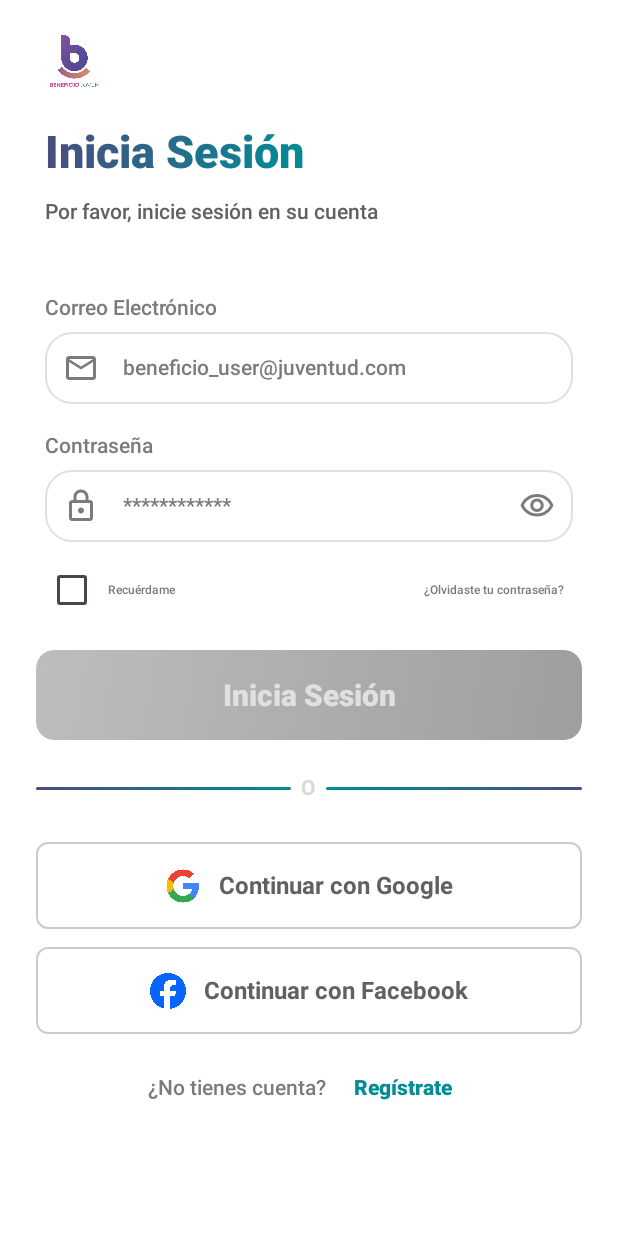
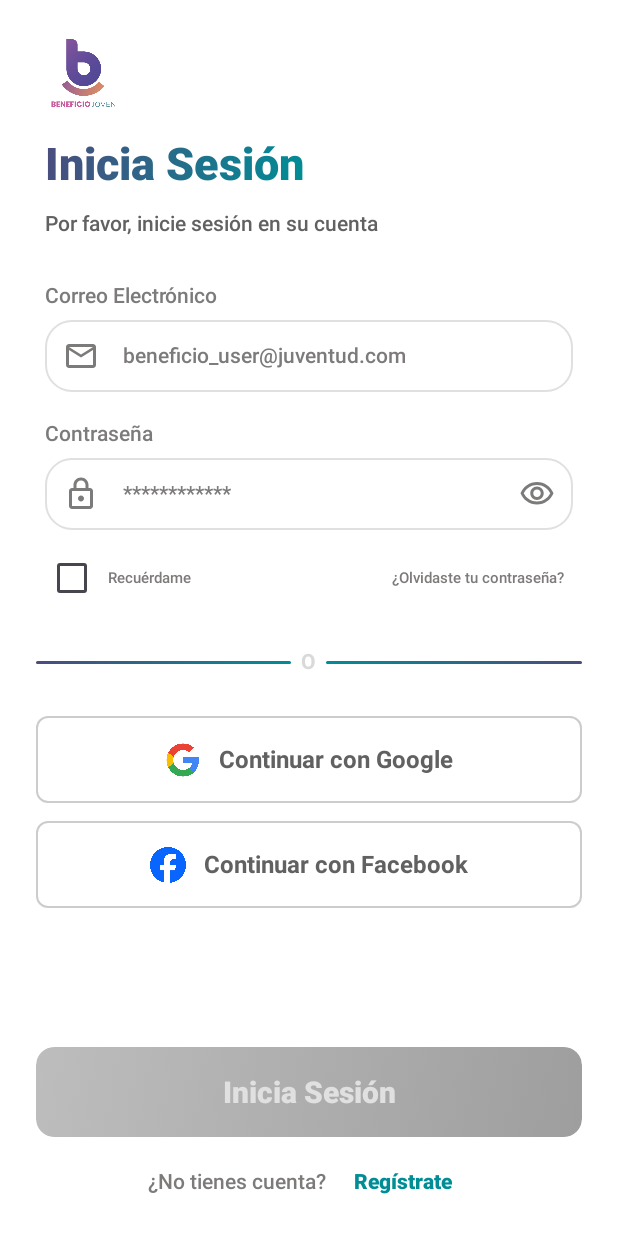
Before and after one commit to A01800593CEM/Beneficio_Juventud, an Android app built with Jetpack Compose: the @Preview function PreviewLogin, on a phone screen of 412 x 824 dp. Shown: the top 1233 px of the screen. Run offline under Robolectric (Android 15) with nearby library versions, the phone set to English and light mode, and no system bars; libraries missing offline, so code that uses them is left out: com.amplifyframework, com.amplifyframework.auth, com.amplifyframework.core; Roboto replaces fonts that are not available here; 1 statement that could not run was skipped.

Commit message:
Login reverted

```diff
--- a/app/src/main/java/mx/itesm/beneficiojuventud/view/Login.kt
+++ b/app/src/main/java/mx/itesm/beneficiojuventud/view/Login.kt
@@ -32,6 +32,12 @@ import mx.itesm.beneficiojuventud.ui.theme.BeneficioJuventudTheme
 import mx.itesm.beneficiojuventud.utils.dismissKeyboardOnTap
 import mx.itesm.beneficiojuventud.viewmodel.AuthViewModel
 
+/**
+ * Pantalla de inicio de sesión con email y contraseña.
+ * @param nav Controlador de navegación.
+ * @param modifier Modificador de diseño opcional.
+ * @param authViewModel ViewModel que gestiona el proceso de autenticación.
+ */
 @Composable
 fun Login(
     nav: NavHostController,
@@ -60,7 +66,7 @@ fun Login(
         }
     }
 
-    // Desplaza el campo enfocado para que no lo tape el teclado
+    /** Envuelve un campo y lo desplaza al recibir foco para evitar ocultarlo con el teclado. */
     @Composable
     fun FocusBringIntoView(
         delayMs: Long = 140,
@@ -83,37 +89,93 @@ fun Login(
     }
 
     Scaffold(
-        contentWindowInsets = WindowInsets(0, 0, 0, 0), // control total de insets
-        topBar = { LoginHeader() } // Header fijo (logo + títulos)
+        contentWindowInsets = WindowInsets(0, 0, 0, 0),
+        bottomBar = {
+            Column(
+                modifier = Modifier
+                    .fillMaxWidth()
+                    .windowInsetsPadding(WindowInsets.navigationBars)
+                    .windowInsetsPadding(WindowInsets.ime)
+                    .padding(horizontal = 24.dp, vertical = 8.dp)
+            ) {
+                MainButton(
+                    text = if (authState.isLoading) "Iniciando sesión..." else "Inicia Sesión",
+                    enabled = !authState.isLoading && email.isNotEmpty() && password.isNotEmpty(),
+                    modifier = Modifier.fillMaxWidth()
+                ) {
+                    showError = false
+                    authViewModel.signIn(email, password)
+                }
+                Row(
+                    modifier = Modifier
+                        .fillMaxWidth()
+                        .padding(top = 6.dp, bottom = 4.dp),
+                    horizontalArrangement = Arrangement.Center,
+                    verticalAlignment = Alignment.CenterVertically
+                ) {
+                    Text(
+                        "¿No tienes cuenta?  ",
+                        style = TextStyle(fontSize = 14.sp, fontWeight = FontWeight.SemiBold, color = Color(0xFF7D7A7A))
+                    )
+                    TextButton(onClick = { nav.navigate(Screens.Register.route) }) {
+                        Text(
+                            "Regístrate",
+                            style = TextStyle(fontSize = 14.sp, fontWeight = FontWeight.ExtraBold, color = Color(0xFF008D96))
+                        )
+                    }
+                }
+            }
+        }
     ) { innerPadding ->
         Box(
             modifier = modifier
                 .fillMaxSize()
                 .padding(innerPadding)
+                .consumeWindowInsets(innerPadding)
                 .dismissKeyboardOnTap()
-                // Ajusta el contenido cuando aparece el teclado y respeta barras del sistema
-                .windowInsetsPadding(WindowInsets.ime)
-                .windowInsetsPadding(WindowInsets.navigationBars)
         ) {
             LazyColumn(
-                userScrollEnabled = true,
+                userScrollEnabled = false,
                 modifier = Modifier
                     .fillMaxSize()
                     .padding(horizontal = 24.dp, vertical = 24.dp),
-                contentPadding = PaddingValues(bottom = 24.dp),
+                contentPadding = PaddingValues(0.dp),
                 verticalArrangement = Arrangement.spacedBy(0.dp),
                 horizontalAlignment = Alignment.Start
             ) {
-                // -------- Formulario ----------
+                item {
+                    Box(modifier = Modifier.padding(horizontal = 6.dp)) {
+                        Image(
+                            painter = painterResource(id = R.drawable.logo_beneficio_joven),
+                            contentDescription = null,
+                            modifier = Modifier.size(50.dp)
+                        )
+                    }
+                }
+                item {
+                    Text(
+                        "Inicia Sesión",
+                        style = TextStyle(
+                            brush = Brush.linearGradient(listOf(Color(0xFF4B4C7E), Color(0xFF008D96))),
+                            fontSize = 30.sp,
+                            fontWeight = FontWeight.Black
+                        ),
+                        modifier = Modifier.padding(top = 18.dp, start = 6.dp, end = 6.dp, bottom = 14.dp)
+                    )
+                }
+                item {
+                    Text(
+                        "Por favor, inicie sesión en su cuenta",
+                        style = TextStyle(fontSize = 14.sp, fontWeight = FontWeight.SemiBold, color = Color(0xFF616161)),
+                        textAlign = TextAlign.Start,
+                        modifier = Modifier.padding(horizontal = 6.dp)
+                    )
+                }
                 item {
                     Text(
                         "Correo Electrónico",
-                        style = TextStyle(
-                            fontSize = 14.sp,
-                            fontWeight = FontWeight.SemiBold,
-                            color = Color(0xFF7D7A7A)
-                        ),
-                        modifier = Modifier.padding(start = 6.dp, top = 8.dp, end = 6.dp, bottom = 8.dp)
+                        style = TextStyle(fontSize = 14.sp, fontWeight = FontWeight.SemiBold, color = Color(0xFF7D7A7A)),
+                        modifier = Modifier.padding(start = 6.dp, top = 32.dp, end = 6.dp, bottom = 8.dp)
                     )
                 }
                 item {
@@ -128,11 +190,7 @@ fun Login(
                 item {
                     Text(
                         "Contraseña",
-                        style = TextStyle(
-                            fontSize = 14.sp,
-                            fontWeight = FontWeight.SemiBold,
-                            color = Color(0xFF7D7A7A)
-                        ),
+                        style = TextStyle(fontSize = 14.sp, fontWeight = FontWeight.SemiBold, color = Color(0xFF7D7A7A)),
                         modifier = Modifier.padding(start = 6.dp, top = 20.dp, end = 6.dp, bottom = 8.dp)
                     )
                 }
@@ -147,64 +205,32 @@ fun Login(
                 }
                 item {
                     Row(
-                        modifier = Modifier
-                            .fillMaxWidth()
-                            .padding(horizontal = 0.dp, vertical = 8.dp),
+                        modifier = Modifier.fillMaxWidth().padding(horizontal = 0.dp, vertical = 8.dp),
                         verticalAlignment = Alignment.CenterVertically
                     ) {
-                        Row(
-                            modifier = Modifier.weight(1f),
-                            verticalAlignment = Alignment.CenterVertically
-                        ) {
+                        Row(modifier = Modifier.weight(1f), verticalAlignment = Alignment.CenterVertically) {
                             Checkbox(checked = rememberMe, onCheckedChange = { rememberMe = it })
                             Text(
                                 "Recuérdame",
-                                style = TextStyle(
-                                    fontSize = 8.sp,
-                                    fontWeight = FontWeight.SemiBold,
-                                    color = Color(0xFF7D7A7A)
-                                )
+                                style = TextStyle(fontSize = 10.sp, fontWeight = FontWeight.SemiBold, color = Color(0xFF7D7A7A))
                             )
                         }
                         TextButton(onClick = { nav.navigate(Screens.ForgotPassword.route) }) {
                             Text(
                                 "¿Olvidaste tu contraseña?",
-                                style = TextStyle(
-                                    fontSize = 8.sp,
-                                    fontWeight = FontWeight.SemiBold,
-                                    color = Color(0xFF7D7A7A)
-                                )
+                                style = TextStyle(fontSize = 10.sp, fontWeight = FontWeight.SemiBold, color = Color(0xFF7D7A7A))
                             )
                         }
                     }
                 }
-
-                // --------- Botón principal en la posición del diseño (no en bottomBar) ----------
-                item {
-                    MainButton(
-                        text = if (authState.isLoading) "Iniciando sesión..." else "Inicia Sesión",
-                        enabled = !authState.isLoading && email.isNotEmpty() && password.isNotEmpty(),
-                        modifier = Modifier
-                            .fillMaxWidth()
-                            .padding(top = 8.dp, bottom = 8.dp)
-                    ) {
-                        showError = false
-                        authViewModel.signIn(email, password)
-                    }
-                }
-
                 if (showError && errorMessage.isNotEmpty()) {
                     item {
                         Card(
-                            modifier = Modifier
-                                .fillMaxWidth()
-                                .padding(vertical = 8.dp),
+                            modifier = Modifier.fillMaxWidth().padding(vertical = 8.dp),
                             colors = CardDefaults.cardColors(containerColor = Color(0xFFFFEBEE))
                         ) {
                             Row(
-                                modifier = Modifier
-                                    .fillMaxWidth()
-                                    .padding(16.dp),
+                                modifier = Modifier.fillMaxWidth().padding(16.dp),
                                 verticalAlignment = Alignment.CenterVertically
                             ) {
                                 Text(
@@ -222,19 +248,14 @@ fun Login(
                         }
                     }
                 }
-
                 item { GradientDivider_OR(modifier = Modifier.padding(vertical = 16.dp)) }
-
-                // --------- Social logins ----------
                 item {
                     AltLoginButton(
                         text = "Continuar con Google",
                         icon = painterResource(id = R.drawable.logo_google),
                         contentDescription = "Continuar con Google",
                         onClick = { /* TODO */ },
-                        modifier = Modifier
-                            .fillMaxWidth()
-                            .padding(vertical = 12.dp)
+                        modifier = Modifier.fillMaxWidth().padding(vertical = 12.dp)
                     )
                 }
                 item {
@@ -246,72 +267,12 @@ fun Login(
                         modifier = Modifier.fillMaxWidth()
                     )
                 }
-
-                // --------- Registro (al final del scroll) ----------
-                item {
-                    Row(
-                        modifier = Modifier
-                            .fillMaxWidth()
-                            .padding(top = 12.dp, bottom = 4.dp),
-                        horizontalArrangement = Arrangement.Center,
-                        verticalAlignment = Alignment.CenterVertically
-                    ) {
-                        Text(
-                            "¿No tienes cuenta?  ",
-                            style = TextStyle(
-                                fontSize = 14.sp,
-                                fontWeight = FontWeight.SemiBold,
-                                color = Color(0xFF7D7A7A)
-                            )
-                        )
-                        TextButton(onClick = { nav.navigate(Screens.Register.route) }) {
-                            Text(
-                                "Regístrate",
-                                style = TextStyle(
-                                    fontSize = 14.sp,
-                                    fontWeight = FontWeight.ExtraBold,
-                                    color = Color(0xFF008D96)
-                                )
-                            )
-                        }
-                    }
-                }
             }
         }
     }
 }
 
-@Composable
-private fun LoginHeader() {
-    Column(
-        modifier = Modifier
-            .fillMaxWidth()
-            .padding(horizontal = 24.dp, vertical = 16.dp),
-        horizontalAlignment = Alignment.Start
-    ) {
-        Image(
-            painter = painterResource(id = R.drawable.logo_beneficio_joven),
-            contentDescription = null,
-            modifier = Modifier.size(50.dp).padding(horizontal = 6.dp)
-        )
-        Text(
-            "Inicia Sesión",
-            style = TextStyle(
-                brush = Brush.linearGradient(listOf(Color(0xFF4B4C7E), Color(0xFF008D96))),
-                fontSize = 30.sp,
-                fontWeight = FontWeight.Black
-            ),
-            modifier = Modifier.padding(top = 18.dp, start = 6.dp, end = 6.dp, bottom = 14.dp)
-        )
-        Text(
-            "Por favor, inicie sesión en su cuenta",
-            style = TextStyle(fontSize = 14.sp, fontWeight = FontWeight.SemiBold, color = Color(0xFF616161)),
-            textAlign = TextAlign.Start,
-            modifier = Modifier.padding(horizontal = 6.dp)
-        )
-    }
-}
-
+/** Vista previa de [Login] en el editor de Android Studio. */
 @SuppressLint("ViewModelConstructorInComposable")
 @Preview(showBackground = true, showSystemUi = true)
 @Composable
```
